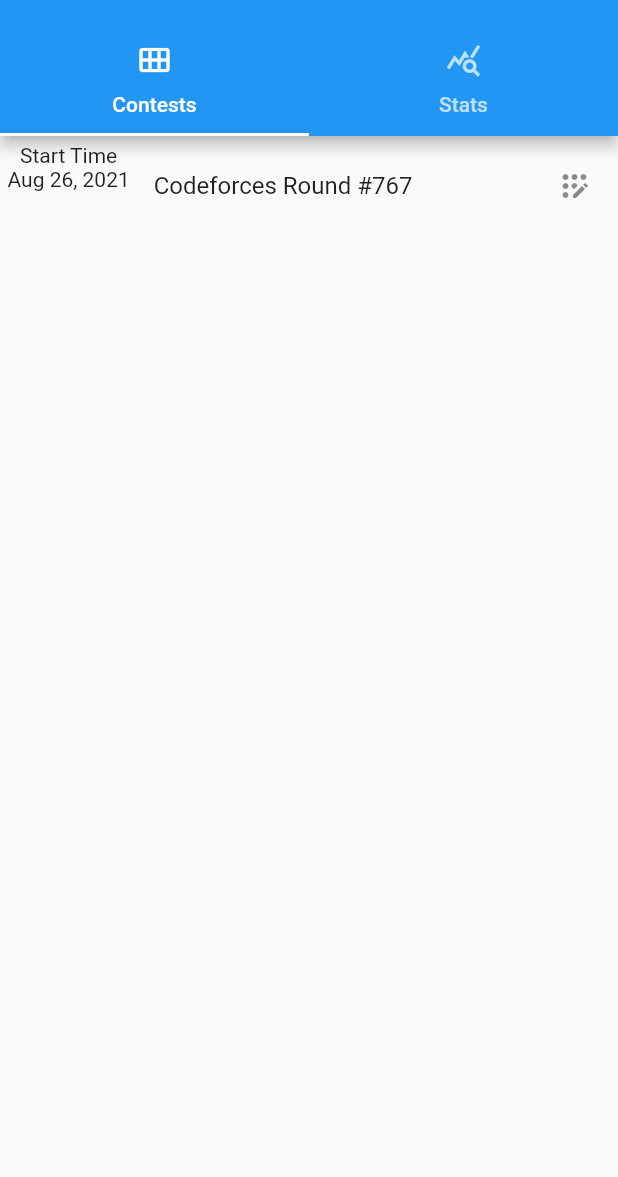
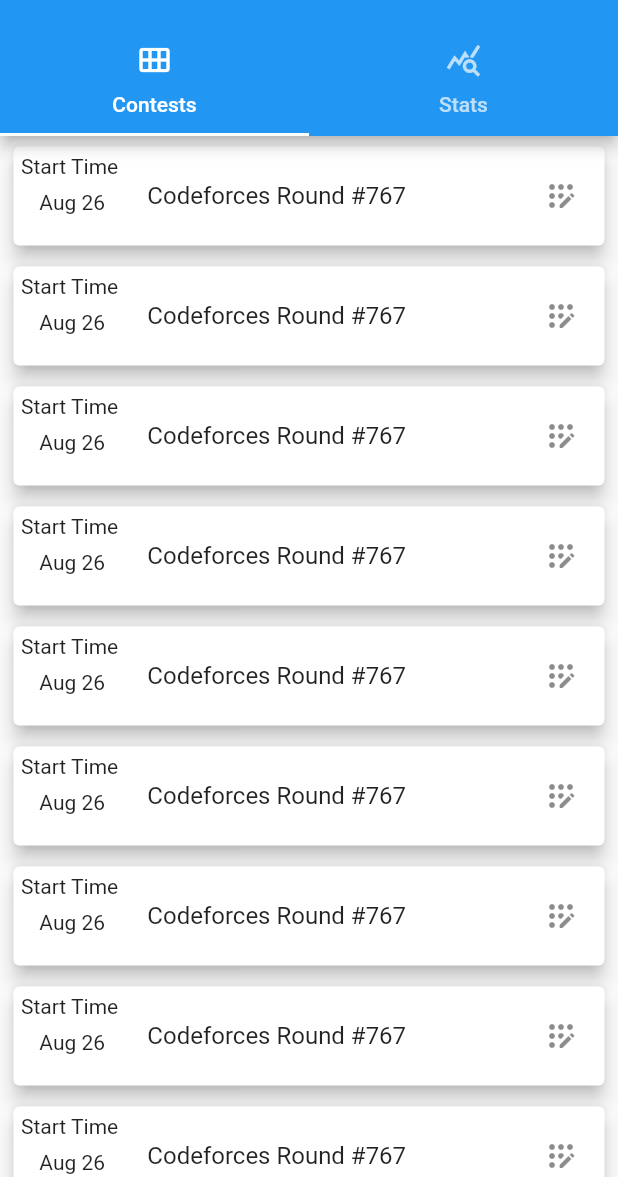
Before and after one commit to sk25469/Codeforces_Visualizer, a Flutter app: the screen it shows after launch, on a phone screen of 412 x 824 dp, the part 59-1236 px from its top. Run offline on Flutter 3.47's test engine with Material 2 defaults, Android fonts, the phone set to English and light mode, and no system bars.

Commit message:
some basic ui improvements

```diff
--- a/lib/screens/contest_screen.dart
+++ b/lib/screens/contest_screen.dart
@@ -11,7 +11,7 @@
         itemBuilder: (ctx, index) {
           return const ContestDetail();
         },
-        itemCount: 1,
+        itemCount: 20,
       ),
     );
   }
--- a/lib/widgets/contest_details.dart
+++ b/lib/widgets/contest_details.dart
@@ -5,20 +5,32 @@
 
   @override
   Widget build(BuildContext context) {
-    return Container(
+    return Padding(
+      padding: const EdgeInsets.only(
+        left: 5,
+        right: 5,
+        top: 3,
+        bottom: 3,
+      ),
+      child: Card(
+        elevation: 5,
         child: ListTile(
           onTap: () {},
           contentPadding: const EdgeInsets.all(5),
           leading: Column(
+            // ignore: prefer_const_literals_to_create_immutables
             children: [
-            Text('Start Time'),
-            Text('Aug 26, 2021'),
+              const Text('Start Time '),
+              const SizedBox(height: 8),
+              const Text('Aug 26'),
             ],
           ),
           title: const Text('Codeforces Round #767'),
           trailing: IconButton(
+            tooltip: 'Register for the contest',
             onPressed: () => {},
             icon: const Icon(Icons.app_registration_rounded),
+          ),
         ),
       ),
     );
--- a/pubspec.yaml
+++ b/pubspec.yaml
@@ -3,7 +3,7 @@
 
 # The following line prevents the package from being accidentally published to
 # pub.dev using `flutter pub publish`. This is preferred for private packages.
-publish_to: 'none' # Remove this line if you wish to publish to pub.dev
+publish_to: "none" # Remove this line if you wish to publish to pub.dev
 
 # The following defines the version and build number for your application.
 # A version number is three numbers separated by dots, like 1.2.43
@@ -30,10 +30,10 @@
   flutter:
     sdk: flutter
 
-
   # The following adds the Cupertino Icons font to your application.
   # Use with the CupertinoIcons class for iOS style icons.
   cupertino_icons: ^1.0.2
+  flutter_launcher_icons: "^0.9.1"
 
 dev_dependencies:
   flutter_test:
@@ -51,7 +51,6 @@
 
 # The following section is specific to Flutter.
 flutter:
-
   # The following line ensures that the Material Icons font is
   # included with your application, so that you can use the icons in
   # the material Icons class.
```
Also changed, not shown: pubspec.lock. Lines whose indentation alone changed are shown as unchanged.
